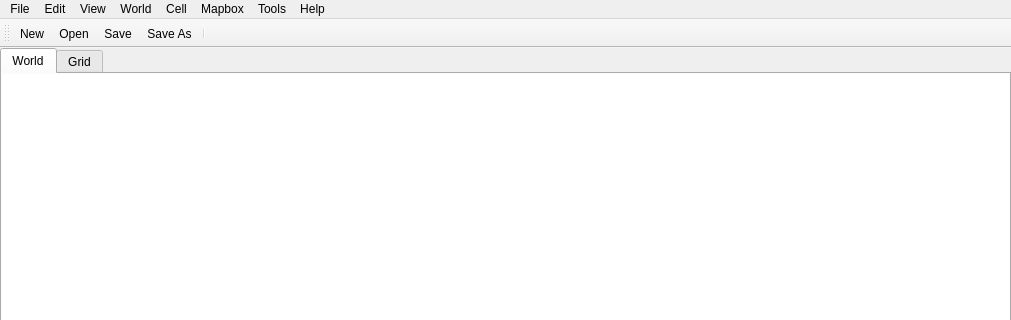
Qt form src/editor/mainwindow.ui (timbaker/pzworlded) before a commit; both pictures show x 0 to 1011 and y 0 to 320 of the 1011 by 630 pixel window.
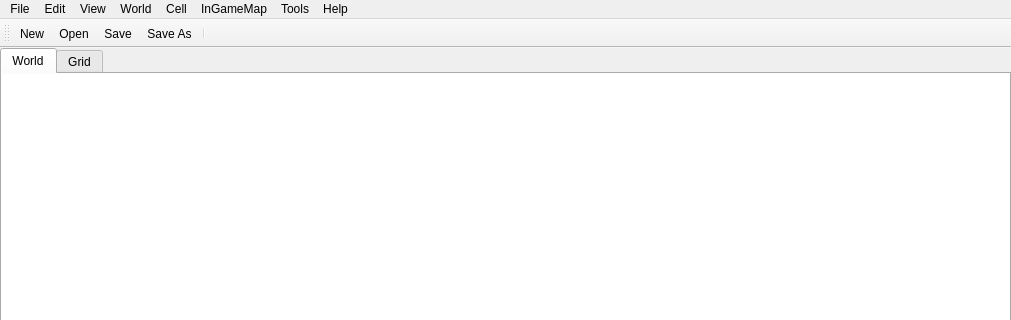
The same form after that commit. Icons and pictures are not drawn.

Commit message: Rename MapBox to InGameMap

Diff of the .ui file:
```diff
--- a/src/editor/mainwindow.ui
+++ b/src/editor/mainwindow.ui
@@ -361,7 +361,7 @@
    </widget>
    <widget class="QMenu" name="menuMapbox">
     <property name="title">
-     <string>Mapbox</string>
+     <string>InGameMap</string>
     </property>
     <addaction name="actionMapboxRemoveFeatures"/>
     <addaction name="actionMapboxRemovePoints"/>
```
Left out of the diff: 32 changed lines with no effect on the pictures. The commit also changes 35 other files.
